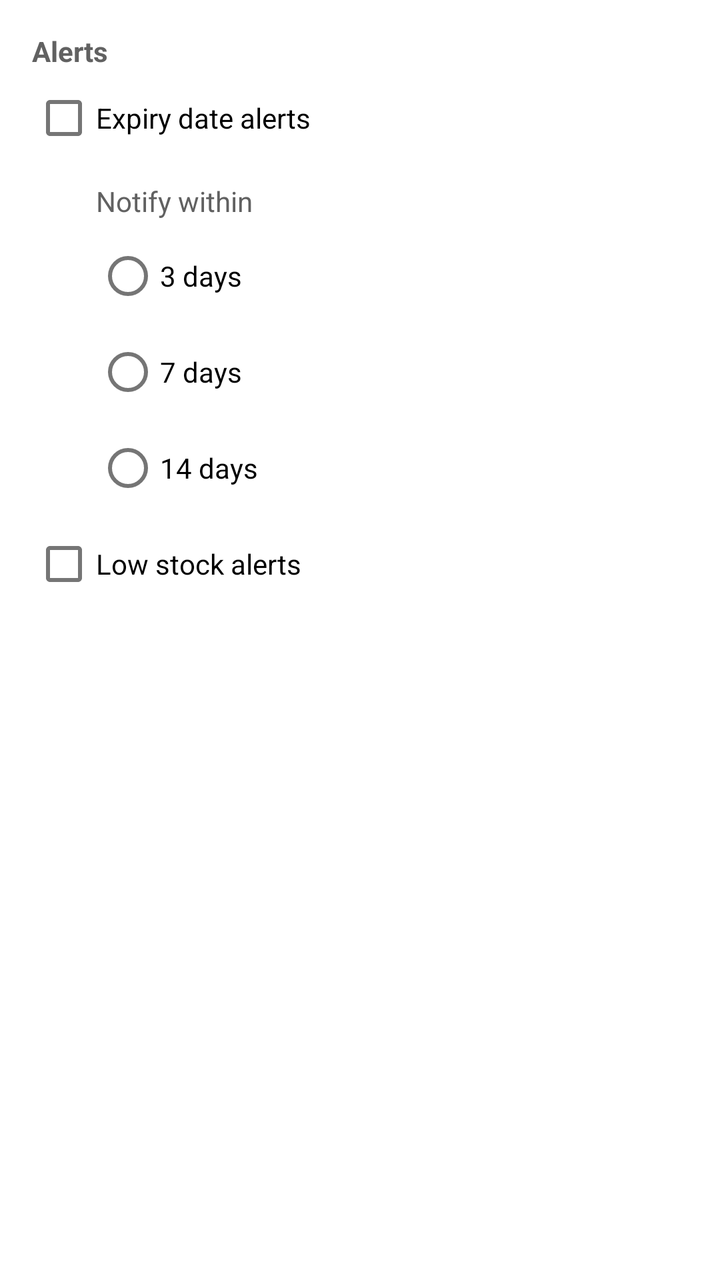
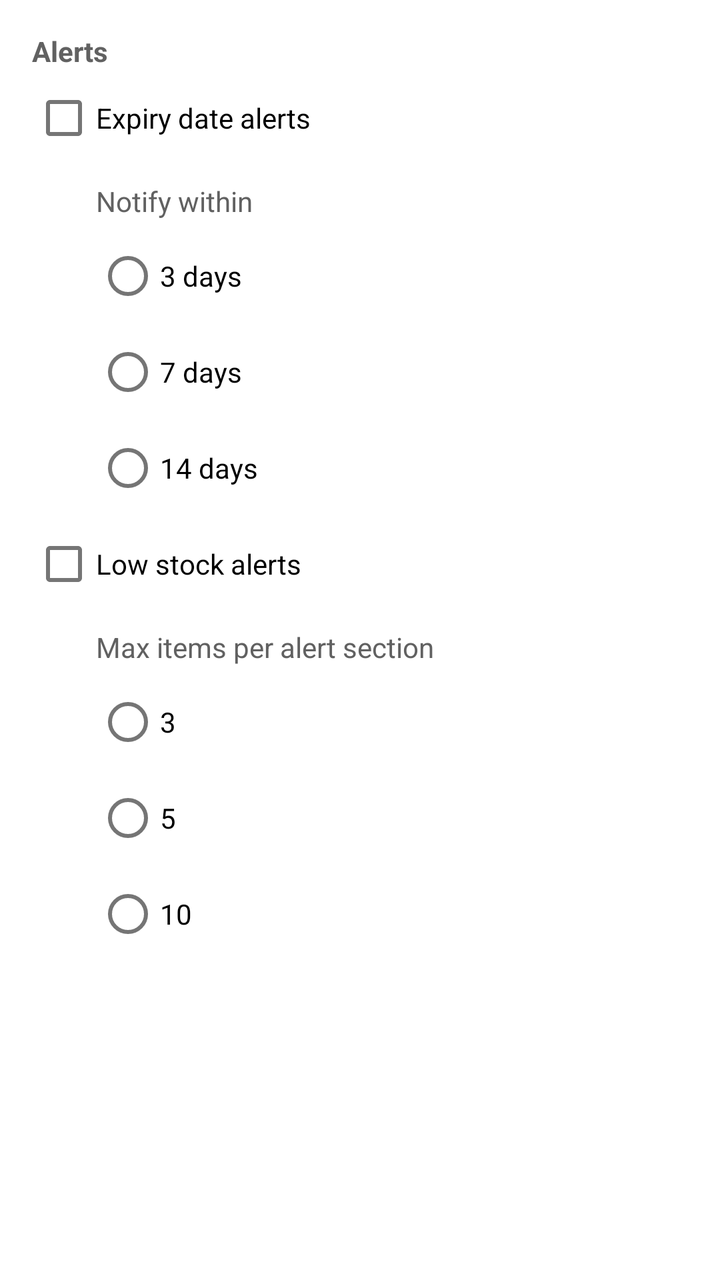

Before-and-after screenshots of an Android layout around one commit, followed by the original layout XML and the change that was made.
<!-- AndroidManifest.xml: another module's application theme Theme.Apersonalstuff -->
<!-- res/layout/menu_alert_settings.xml -->
<?xml version="1.0" encoding="utf-8"?>
<androidx.appcompat.widget.LinearLayoutCompat xmlns:android="http://schemas.android.com/apk/res/android"
    android:layout_width="match_parent"
    android:layout_height="match_parent"
    android:orientation="vertical"
    android:padding="@dimen/text_margin">

    <com.google.android.material.textview.MaterialTextView
        android:layout_width="match_parent"
        android:layout_height="wrap_content"
        android:textStyle="bold"
        android:text="@string/alert_settings" />

    <com.google.android.material.checkbox.MaterialCheckBox
        android:id="@+id/switch_expiry_alert"
        android:layout_width="match_parent"
        android:layout_height="wrap_content"
        android:text="@string/expiry_date_alerts" />

    <com.google.android.material.textview.MaterialTextView
        android:id="@+id/text_notify_within"
        android:layout_width="match_parent"
        android:layout_height="wrap_content"
        android:layout_marginTop="8dp"
        android:layout_marginBottom="4dp"
        android:paddingStart="32dp"
        android:text="@string/alert_notify_within" />

    <RadioGroup
        android:id="@+id/radioGroup_lead_days"
        android:layout_width="match_parent"
        android:layout_height="wrap_content"
        android:paddingStart="32dp">

        <com.google.android.material.radiobutton.MaterialRadioButton
            android:id="@+id/radio_3_days"
            android:layout_width="match_parent"
            android:layout_height="wrap_content"
            android:text="@string/alert_lead_days_3" />

        <com.google.android.material.radiobutton.MaterialRadioButton
            android:id="@+id/radio_7_days"
            android:layout_width="match_parent"
            android:layout_height="wrap_content"
            android:text="@string/alert_lead_days_7" />

        <com.google.android.material.radiobutton.MaterialRadioButton
            android:id="@+id/radio_14_days"
            android:layout_width="match_parent"
            android:layout_height="wrap_content"
            android:text="@string/alert_lead_days_14" />
    </RadioGroup>

    <com.google.android.material.checkbox.MaterialCheckBox
        android:id="@+id/switch_low_stock_alert"
        android:layout_width="match_parent"
        android:layout_height="wrap_content"
        android:text="@string/low_stock_alerts" />
</androidx.appcompat.widget.LinearLayoutCompat>
<!-- resources referenced by this layout -->
<resources>
  <dimen name="text_margin">16dp</dimen>
  <string name="alert_lead_days_14">14 days</string>
  <string name="alert_lead_days_3">3 days</string>
  <string name="alert_lead_days_7">7 days</string>
  <string name="alert_notify_within">Notify within</string>
  <string name="alert_settings">Alerts</string>
  <string name="expiry_date_alerts">Expiry date alerts</string>
  <string name="low_stock_alerts">Low stock alerts</string>
  <style name="Theme.Apersonalstuff" parent="Theme.MaterialComponents.DayNight.DarkActionBar">
          
          <item name="colorPrimary">@color/light_green_600</item>
          <item name="colorPrimaryVariant">@color/light_green_200</item>
          <item name="colorOnPrimary">@color/white</item>
          
          <item name="colorSecondary">@color/lime_600</item>
          <item name="colorSecondaryVariant">@color/green_600</item>
          <item name="colorOnSecondary">@color/black</item>
          
          <item name="android:statusBarColor">?attr/colorPrimaryVariant</item>
          
          <item name="android:textColor">@color/gray_700</item>
      </style>
  <color name="light_green_600">#7CB342</color>
  <color name="light_green_200">#C5E1A5</color>
  <color name="white">#FFFFFFFF</color>
  <color name="lime_600">#C0CA33</color>
  <color name="green_600">#43A047</color>
  <color name="black">#FF000000</color>
  <color name="gray_700">#616161</color>
</resources>

<!-- the commit's change to res/layout/menu_alert_settings.xml (unified diff, before → after) -->
@@ -1,5 +1,6 @@
 <?xml version="1.0" encoding="utf-8"?>
 <androidx.appcompat.widget.LinearLayoutCompat xmlns:android="http://schemas.android.com/apk/res/android"
+    xmlns:tools="http://schemas.android.com/tools"
     android:layout_width="match_parent"
     android:layout_height="match_parent"
     android:orientation="vertical"
@@ -56,4 +57,41 @@
         android:layout_width="match_parent"
         android:layout_height="wrap_content"
         android:text="@string/low_stock_alerts" />
+
+    <com.google.android.material.textview.MaterialTextView
+        android:id="@+id/text_max_names"
+        android:layout_width="match_parent"
+        android:layout_height="wrap_content"
+        android:layout_marginTop="8dp"
+        android:layout_marginBottom="4dp"
+        android:paddingStart="32dp"
+        android:text="@string/alert_max_names_label" />
+
+    <RadioGroup
+        android:id="@+id/radioGroup_max_names"
+        android:layout_width="match_parent"
+        android:layout_height="wrap_content"
+        android:paddingStart="32dp">
+
+        <com.google.android.material.radiobutton.MaterialRadioButton
+            android:id="@+id/radio_max_names_3"
+            android:layout_width="match_parent"
+            android:layout_height="wrap_content"
+            android:text="3"
+            tools:ignore="HardcodedText" />
+
+        <com.google.android.material.radiobutton.MaterialRadioButton
+            android:id="@+id/radio_max_names_5"
+            android:layout_width="match_parent"
+            android:layout_height="wrap_content"
+            android:text="5"
+            tools:ignore="HardcodedText" />
+
+        <com.google.android.material.radiobutton.MaterialRadioButton
+            android:id="@+id/radio_max_names_10"
+            android:layout_width="match_parent"
+            android:layout_height="wrap_content"
+            android:text="10"
+            tools:ignore="HardcodedText" />
+    </RadioGroup>
 </androidx.appcompat.widget.LinearLayoutCompat>
<!-- resource entries referenced after the edit -->
@@ -4,6 +4,7 @@
   <string name="alert_lead_days_14">14 days</string>
   <string name="alert_lead_days_3">3 days</string>
   <string name="alert_lead_days_7">7 days</string>
+  <string name="alert_max_names_label">Max items per alert section</string>
   <string name="alert_notify_within">Notify within</string>
   <string name="alert_settings">Alerts</string>
   <string name="expiry_date_alerts">Expiry date alerts</string>
